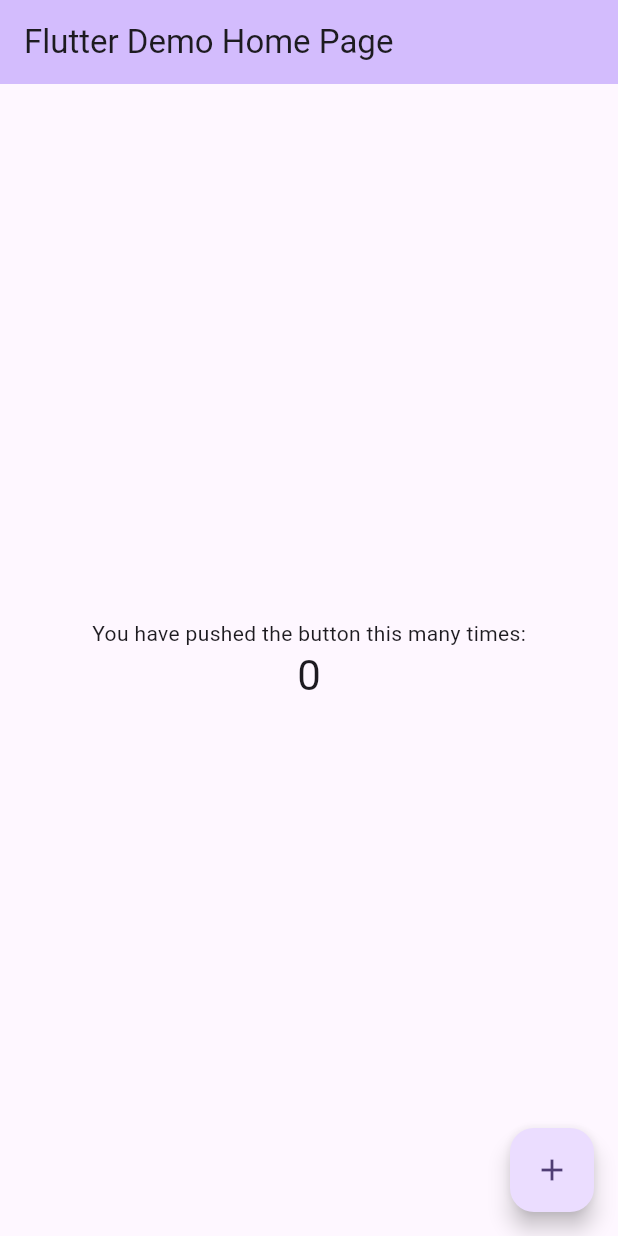
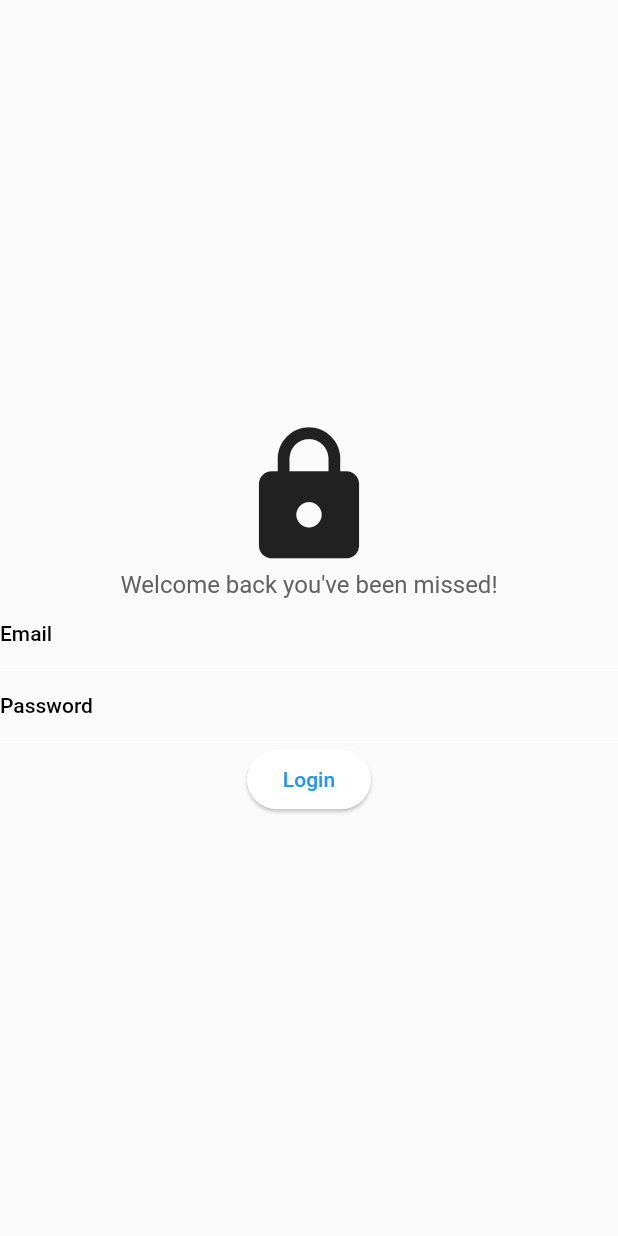
Before and after one commit to nopnapatn/flutter-chat, a Flutter app: the screen it shows after launch, on a phone screen of 412 x 824 dp. Run offline on Flutter 3.47's test engine with Material 2 defaults, Android fonts, the phone set to English and light mode, and no system bars; our stand-ins replace cloud_firestore, firebase_auth, firebase_core, firebase_storage, image_picker; accounts and stored records are empty.

Commit message:
feat(screens): login and register without navigator

```diff
--- a/lib/main.dart
+++ b/lib/main.dart
@@ -1,4 +1,5 @@
 import 'package:chat/firebase_options.dart';
+import 'package:chat/views/screens/auth_screen.dart';
 import 'package:firebase_core/firebase_core.dart';
 import 'package:flutter/material.dart';
 
@@ -7,125 +8,20 @@ void main() async {
   await Firebase.initializeApp(
     options: DefaultFirebaseOptions.currentPlatform,
   );
-  runApp(const MyApp());
+  runApp(const App());
 }
 
-class MyApp extends StatelessWidget {
-  const MyApp({super.key});
+class App extends StatelessWidget {
+  const App({super.key});
 
-  // This widget is the root of your application.
   @override
   Widget build(BuildContext context) {
     return MaterialApp(
-      title: 'Flutter Demo',
-      theme: ThemeData(
-        // This is the theme of your application.
-        //
-        // TRY THIS: Try running your application with "flutter run". You'll see
-        // the application has a blue toolbar. Then, without quitting the app,
-        // try changing the seedColor in the colorScheme below to Colors.green
-        // and then invoke "hot reload" (save your changes or press the "hot
-        // reload" button in a Flutter-supported IDE, or press "r" if you used
-        // the command line to start the app).
-        //
-        // Notice that the counter didn't reset back to zero; the application
-        // state is not lost during the reload. To reset the state, use hot
-        // restart instead.
-        //
-        // This works for code too, not just values: Most code changes can be
-        // tested with just a hot reload.
-        colorScheme: ColorScheme.fromSeed(seedColor: Colors.deepPurple),
+      title: 'Chat',
+      theme: ThemeData().copyWith(
         useMaterial3: true,
       ),
-      home: const MyHomePage(title: 'Flutter Demo Home Page'),
+      home: const AuthScreen(),
     );
   }
 }
-
-class MyHomePage extends StatefulWidget {
-  const MyHomePage({super.key, required this.title});
-
-  // This widget is the home page of your application. It is stateful, meaning
-  // that it has a State object (defined below) that contains fields that affect
-  // how it looks.
-
-  // This class is the configuration for the state. It holds the values (in this
-  // case the title) provided by the parent (in this case the App widget) and
-  // used by the build method of the State. Fields in a Widget subclass are
-  // always marked "final".
-
-  final String title;
-
-  @override
-  State<MyHomePage> createState() => _MyHomePageState();
-}
-
-class _MyHomePageState extends State<MyHomePage> {
-  int _counter = 0;
-
-  void _incrementCounter() {
-    setState(() {
-      // This call to setState tells the Flutter framework that something has
-      // changed in this State, which causes it to rerun the build method below
-      // so that the display can reflect the updated values. If we changed
-      // _counter without calling setState(), then the build method would not be
-      // called again, and so nothing would appear to happen.
-      _counter++;
-    });
-  }
-
-  @override
-  Widget build(BuildContext context) {
-    // This method is rerun every time setState is called, for instance as done
-    // by the _incrementCounter method above.
-    //
-    // The Flutter framework has been optimized to make rerunning build methods
-    // fast, so that you can just rebuild anything that needs updating rather
-    // than having to individually change instances of widgets.
-    return Scaffold(
-      appBar: AppBar(
-        // TRY THIS: Try changing the color here to a specific color (to
-        // Colors.amber, perhaps?) and trigger a hot reload to see the AppBar
-        // change color while the other colors stay the same.
-        backgroundColor: Theme.of(context).colorScheme.inversePrimary,
-        // Here we take the value from the MyHomePage object that was created by
-        // the App.build method, and use it to set our appbar title.
-        title: Text(widget.title),
-      ),
-      body: Center(
-        // Center is a layout widget. It takes a single child and positions it
-        // in the middle of the parent.
-        child: Column(
-          // Column is also a layout widget. It takes a list of children and
-          // arranges them vertically. By default, it sizes itself to fit its
-          // children horizontally, and tries to be as tall as its parent.
-          //
-          // Column has various properties to control how it sizes itself and
-          // how it positions its children. Here we use mainAxisAlignment to
-          // center the children vertically; the main axis here is the vertical
-          // axis because Columns are vertical (the cross axis would be
-          // horizontal).
-          //
-          // TRY THIS: Invoke "debug painting" (choose the "Toggle Debug Paint"
-          // action in the IDE, or press "p" in the console), to see the
-          // wireframe for each widget.
-          mainAxisAlignment: MainAxisAlignment.center,
-          children: <Widget>[
-            const Text(
-              'You have pushed the button this many times:',
-            ),
-            Text(
-              '$_counter',
-              style: Theme.of(context).textTheme.headlineMedium,
-            ),
-          ],
-        ),
-      ),
-      floatingActionButton: FloatingActionButton(
-        onPressed: _incrementCounter,
-        tooltip: 'Increment',
-        child: const Icon(Icons.add),
-      ), // This trailing comma makes auto-formatting nicer for build methods.
-    );
-  }
-}
--- /dev/null
+++ b/lib/views/screens/auth_screen.dart
@@ -0,0 +1,29 @@
+import 'package:chat/views/screens/home_screen.dart';
+import 'package:chat/views/screens/login_screen.dart';
+import 'package:chat/views/screens/splash_screen.dart';
+import 'package:firebase_auth/firebase_auth.dart';
+import 'package:flutter/material.dart';
+
+class AuthScreen extends StatelessWidget {
+  const AuthScreen({super.key});
+
+  @override
+  Widget build(BuildContext context) {
+    return Scaffold(
+      body: StreamBuilder(
+        stream: FirebaseAuth.instance.authStateChanges(),
+        builder: (ctx, snapshot) {
+          if (snapshot.connectionState == ConnectionState.waiting) {
+            return const SplashScreen();
+          }
+
+          if (snapshot.hasData) {
+            return const HomeScreen();
+          }
+
+          return const LoginScreen();
+        },
+      ),
+    );
+  }
+}
--- /dev/null
+++ b/lib/views/screens/login_screen.dart
@@ -0,0 +1,112 @@
+import 'package:firebase_auth/firebase_auth.dart';
+import 'package:flutter/material.dart';
+
+final _firebase = FirebaseAuth.instance;
+
+class LoginScreen extends StatefulWidget {
+  const LoginScreen({super.key});
+
+  @override
+  State<LoginScreen> createState() {
+    return _LoginScreenState();
+  }
+}
+
+class _LoginScreenState extends State<LoginScreen> {
+  final _form = GlobalKey<FormState>();
+  final _emailController = TextEditingController();
+  final _passwordController = TextEditingController();
+
+  void _submit() async {
+    final isValid = _form.currentState!.validate();
+
+    if (!isValid) {
+      // show error message ...
+      return;
+    }
+
+    _form.currentState!.save();
+
+    try {
+      final userCredentials = await _firebase.signInWithEmailAndPassword(
+        email: _emailController.text,
+        password: _passwordController.text,
+      );
+    } on FirebaseAuthException catch (error) {
+      if (error.code == 'email-already-in-use') {
+        // ...
+      }
+      ScaffoldMessenger.of(context).clearSnackBars();
+      ScaffoldMessenger.of(context).showSnackBar(
+        SnackBar(
+          content: Text(error.message ?? 'Authentication failed.'),
+        ),
+      );
+    }
+  }
+
+  @override
+  Widget build(BuildContext context) {
+    return Scaffold(
+      body: Center(
+        child: SingleChildScrollView(
+          child: Form(
+            key: _form,
+            child: Column(
+              mainAxisAlignment: MainAxisAlignment.center,
+              children: [
+                const Icon(
+                  Icons.lock,
+                  size: 100,
+                ),
+                Text(
+                  'Welcome back you\'ve been missed!',
+                  style: TextStyle(
+                    color: Colors.grey[700],
+                    fontSize: 16,
+                  ),
+                ),
+                TextFormField(
+                  decoration: const InputDecoration(labelText: 'Email'),
+                  keyboardType: TextInputType.emailAddress,
+                  autocorrect: false,
+                  textCapitalization: TextCapitalization.none,
+                  validator: (value) {
+                    if (value == null ||
+                        value.trim().isEmpty ||
+                        !value.contains('@')) {
+                      return 'Please enter a valid email address.';
+                    }
+                    return null;
+                  },
+                  onSaved: (value) {
+                    _emailController.text = value!;
+                  },
+                ),
+                TextFormField(
+                  decoration: const InputDecoration(labelText: 'Password'),
+                  obscureText: true,
+                  validator: (value) {
+                    if (value == null || value.trim().length < 6) {
+                      return 'Password must be at least 6 characters long.';
+                    }
+                    return null;
+                  },
+                  onSaved: (value) {
+                    _passwordController.text = value!;
+                  },
+                ),
+                SizedBox(
+                  child: ElevatedButton(
+                    onPressed: _submit,
+                    child: const Text('Login'),
+                  ),
+                ),
+              ],
+            ),
+          ),
+        ),
+      ),
+    );
+  }
+}
```
Also changed, not shown: lib/views/screens/home_screen.dart (added, +32 -0 lines), lib/views/screens/register_screen.dart (added, +151 -0 lines), lib/views/screens/splash_screen.dart (added, +17 -0 lines), lib/views/widgets/custom_image_picker.dart (added, +64 -0 lines), 1 other file.
